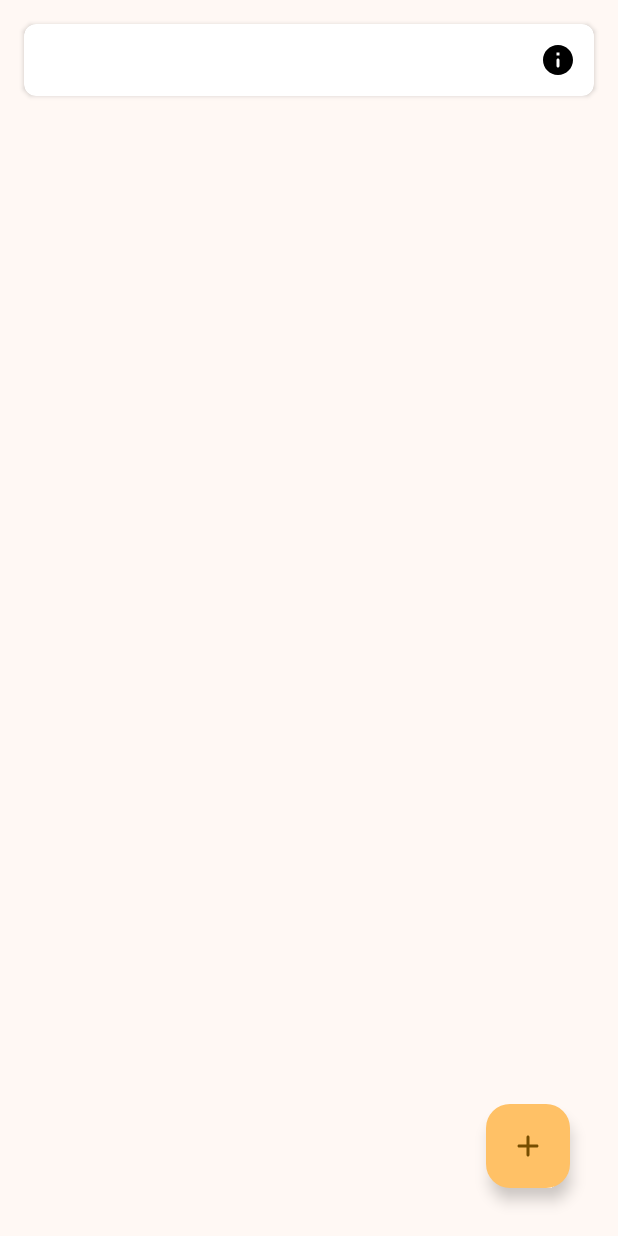
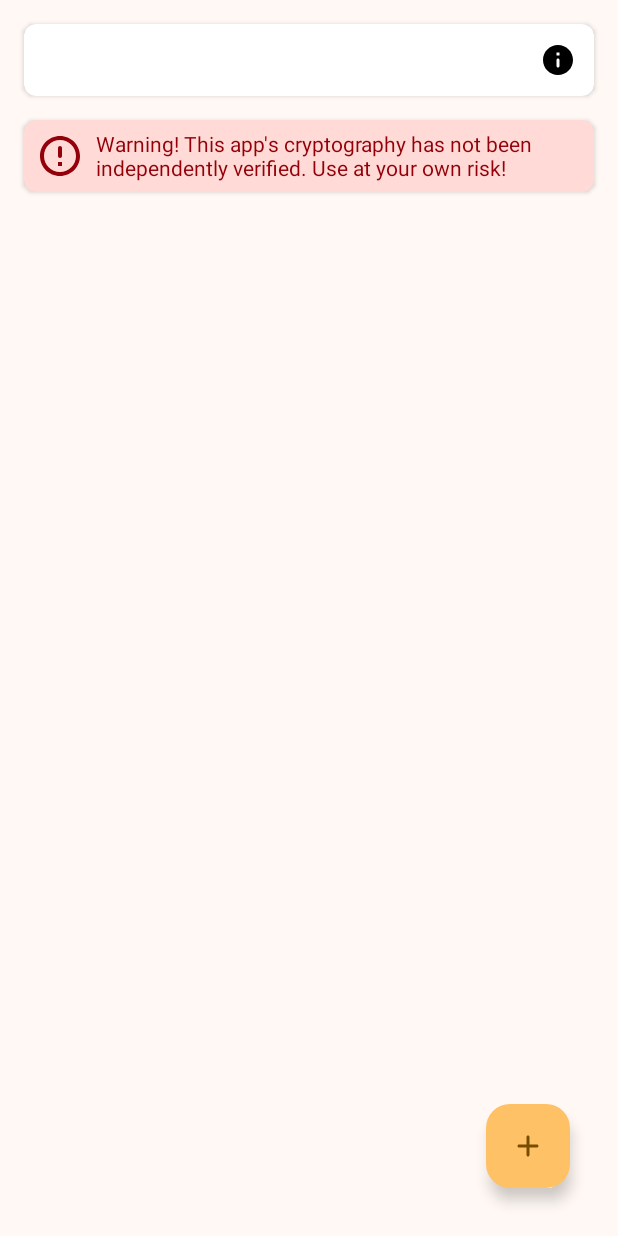
Before and after one commit to newhinton/UsbBackup, an Android app: the layout activity_main.xml on its own in the app's theme, with its tools: preview values and no code run, on a phone screen of 412 x 824 dp. Run offline under Robolectric (Android 15) with nearby library versions, the phone set to English and light mode, and no system bars.

Commit message:
add warning to mainview

```diff
--- /dev/null
+++ b/app/src/main/res/drawable/icon_error.xml
@@ -0,0 +1,5 @@
+<vector xmlns:android="http://schemas.android.com/apk/res/android" android:height="24dp" android:tint="#000000" android:viewportHeight="24" android:viewportWidth="24" android:width="24dp">
+
+    <path android:fillColor="@android:color/white" android:pathData="M12,7c0.55,0 1,0.45 1,1v4c0,0.55 -0.45,1 -1,1s-1,-0.45 -1,-1L11,8c0,-0.55 0.45,-1 1,-1zM11.99,2C6.47,2 2,6.48 2,12s4.47,10 9.99,10C17.52,22 22,17.52 22,12S17.52,2 11.99,2zM12,20c-4.42,0 -8,-3.58 -8,-8s3.58,-8 8,-8 8,3.58 8,8 -3.58,8 -8,8zM13,17h-2v-2h2v2z"/>
+
+</vector>
--- a/app/src/main/res/layout/activity_main.xml
+++ b/app/src/main/res/layout/activity_main.xml
@@ -36,6 +36,45 @@
 
     </androidx.cardview.widget.CardView>
 
+
+    <androidx.cardview.widget.CardView
+        android:id="@+id/cardViewWarning"
+        android:layout_width="match_parent"
+        android:layout_height="wrap_content"
+        android:layout_marginStart="16dp"
+        android:layout_marginTop="16dp"
+        android:layout_marginEnd="16dp"
+        android:padding="16dp"
+        app:cardBackgroundColor="?attr/colorErrorContainer"
+        app:cardCornerRadius="8dp"
+        app:layout_constraintEnd_toEndOf="parent"
+        app:layout_constraintStart_toStartOf="parent"
+        app:layout_constraintTop_toBottomOf="@+id/cardView2">
+
+        <LinearLayout
+            android:layout_width="match_parent"
+            android:layout_height="match_parent"
+            android:gravity="start|center_vertical"
+            android:orientation="horizontal">
+
+            <ImageView
+                android:layout_width="48dp"
+                android:layout_height="48dp"
+                android:background="@null"
+                android:padding="8dp"
+                android:src="@drawable/icon_error"
+                app:tint="?attr/colorOnErrorContainer" />
+
+            <TextView
+                android:layout_width="0dp"
+                android:layout_height="wrap_content"
+                android:layout_weight="1"
+                android:text="Warning! This app's cryptography has not been independently verified. Use at your own risk!"
+                android:textColor="?attr/colorOnErrorContainer" />
+        </LinearLayout>
+
+    </androidx.cardview.widget.CardView>
+
     <androidx.recyclerview.widget.RecyclerView
         android:id="@+id/taskList"
         android:layout_width="match_parent"
@@ -44,7 +83,7 @@
         app:layout_constraintBottom_toBottomOf="parent"
         app:layout_constraintEnd_toEndOf="parent"
         app:layout_constraintStart_toStartOf="parent"
-        app:layout_constraintTop_toBottomOf="@+id/cardView2" />
+        app:layout_constraintTop_toBottomOf="@+id/cardViewWarning" />
 
     <com.google.android.material.floatingactionbutton.FloatingActionButton
         android:id="@+id/addFab"
```
